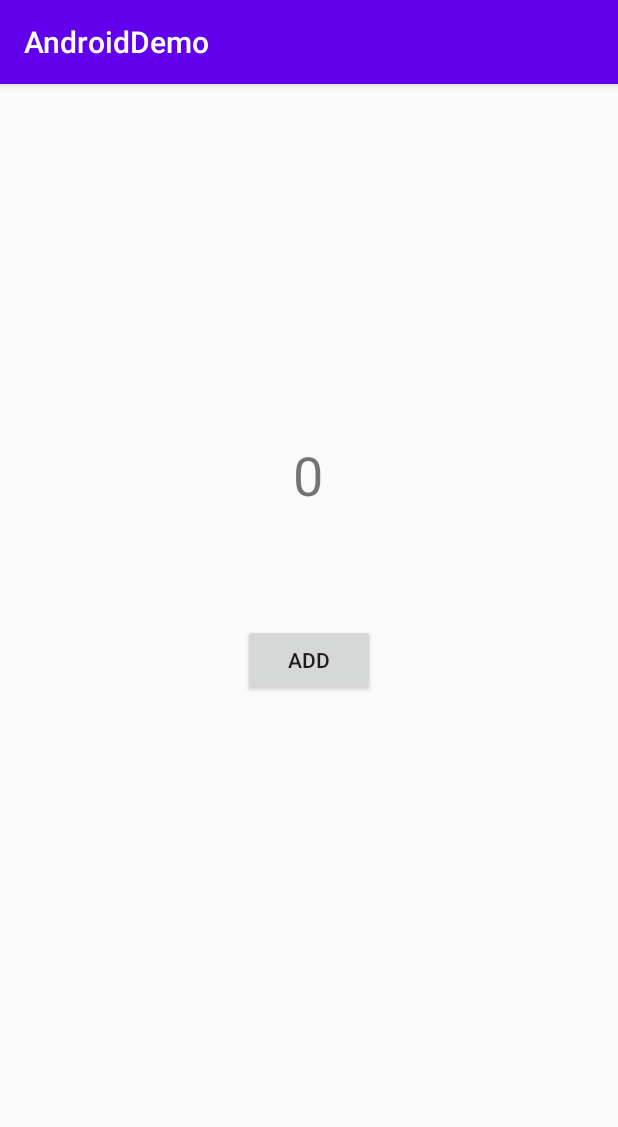
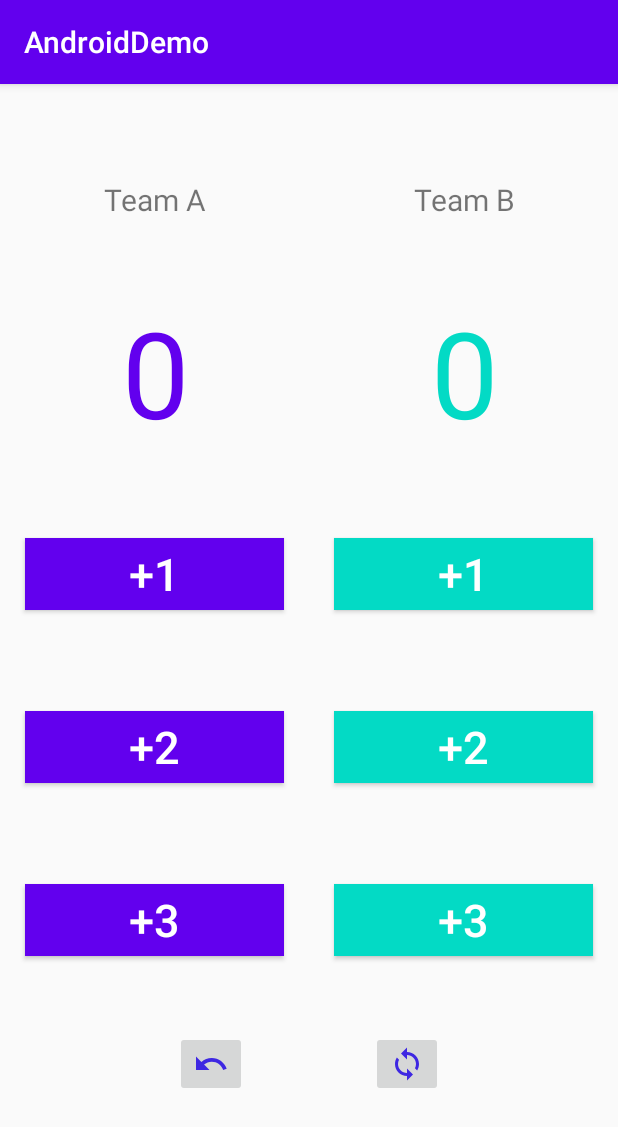
Before and after one commit to Edgar-Dong/Study, an Android app: the screen it shows after launch (DataBindingActivity before the commit, TeamScoreActivity after it), on a phone screen of 412 x 824 dp. Shown: the top 1127 px of the screen. Run offline under Robolectric (Android 15) with nearby library versions, the phone set to English and light mode, and no system bars; our stand-ins replace Dagger/Hilt's generated code, data binding; libraries missing offline, so code that uses them is left out: com.alibaba.android; 1 statement that could not run was skipped.

Commit message:
jetpack:计分器demo开发

```diff
--- /dev/null
+++ b/app/src/main/java/com/android/example/jetpack/TeamScoreActivity.java
@@ -0,0 +1,25 @@
+package com.android.example.jetpack;
+
+import androidx.appcompat.app.AppCompatActivity;
+import androidx.databinding.DataBindingUtil;
+import androidx.lifecycle.ViewModelProviders;
+
+import android.os.Bundle;
+
+import com.android.example.R;
+import com.android.example.databinding.ActivityTeamScoreBinding;
+
+public class TeamScoreActivity extends AppCompatActivity {
+
+    TeamScoreViewModel viewModel;
+    ActivityTeamScoreBinding binding;
+
+    @Override
+    protected void onCreate(Bundle savedInstanceState) {
+        super.onCreate(savedInstanceState);
+        binding = DataBindingUtil.setContentView(this, R.layout.activity_team_score);
+        viewModel = ViewModelProviders.of(this).get(TeamScoreViewModel.class);
+        binding.setData(viewModel);
+        binding.setLifecycleOwner(this);
+    }
+}
--- /dev/null
+++ b/app/src/main/java/com/android/example/jetpack/TeamScoreViewModel.java
@@ -0,0 +1,52 @@
+package com.android.example.jetpack;
+
+import androidx.lifecycle.MutableLiveData;
+import androidx.lifecycle.ViewModel;
+
+/**
+ * @author:無忌
+ * @date:2020/12/11
+ * @description:
+ */
+public class TeamScoreViewModel extends ViewModel {
+    private MutableLiveData<Integer> aTeamScore, bTeamScore;
+    private int aBack, bBack;
+
+    public MutableLiveData<Integer> getaTeamScore() {
+        if (aTeamScore == null) {
+            aTeamScore = new MutableLiveData<>();
+            aTeamScore.setValue(0);
+        }
+        return aTeamScore;
+    }
+
+    public MutableLiveData<Integer> getbTeamScore() {
+        if (bTeamScore == null) {
+            bTeamScore = new MutableLiveData<>();
+            bTeamScore.setValue(0);
+        }
+        return bTeamScore;
+    }
+
+    public void aTeamAdd(int p) {
+        aBack = aTeamScore.getValue();
+        bBack = bTeamScore.getValue();
+        aTeamScore.setValue(aTeamScore.getValue() + p);
+    }
+
+    public void bTeamAdd(int p) {
+        aBack = aTeamScore.getValue();
+        bBack = bTeamScore.getValue();
+        bTeamScore.setValue(bTeamScore.getValue() + p);
+    }
+
+    public void reset() {
+        aTeamScore.setValue(0);
+        bTeamScore.setValue(0);
+    }
+
+    public void undo() {
+        aTeamScore.setValue(aBack);
+        bTeamScore.setValue(bBack);
+    }
+}
--- /dev/null
+++ b/app/src/main/res/drawable/ic_baseline_loop_24.xml
@@ -0,0 +1,5 @@
+<vector android:height="24dp" android:tint="#3E27E2"
+    android:viewportHeight="24" android:viewportWidth="24"
+    android:width="24dp" xmlns:android="http://schemas.android.com/apk/res/android">
+    <path android:fillColor="@android:color/white" android:pathData="M12,4L12,1L8,5l4,4L12,6c3.31,0 6,2.69 6,6 0,1.01 -0.25,1.97 -0.7,2.8l1.46,1.46C19.54,15.03 20,13.57 20,12c0,-4.42 -3.58,-8 -8,-8zM12,18c-3.31,0 -6,-2.69 -6,-6 0,-1.01 0.25,-1.97 0.7,-2.8L5.24,7.74C4.46,8.97 4,10.43 4,12c0,4.42 3.58,8 8,8v3l4,-4 -4,-4v3z"/>
+</vector>
--- /dev/null
+++ b/app/src/main/res/drawable/ic_baseline_undo_24.xml
@@ -0,0 +1,5 @@
+<vector android:height="24dp" android:tint="#3E27E2"
+    android:viewportHeight="24" android:viewportWidth="24"
+    android:width="24dp" xmlns:android="http://schemas.android.com/apk/res/android">
+    <path android:fillColor="@android:color/white" android:pathData="M12.5,8c-2.65,0 -5.05,0.99 -6.9,2.6L2,7v9h9l-3.62,-3.62c1.39,-1.16 3.16,-1.88 5.12,-1.88 3.54,0 6.55,2.31 7.6,5.5l2.37,-0.78C21.08,11.03 17.15,8 12.5,8z"/>
+</vector>
--- /dev/null
+++ b/app/src/main/res/layout/activity_team_score.xml
@@ -0,0 +1,275 @@
+<?xml version="1.0" encoding="utf-8"?>
+<layout xmlns:android="http://schemas.android.com/apk/res/android"
+    xmlns:app="http://schemas.android.com/apk/res-auto"
+    xmlns:tools="http://schemas.android.com/tools">
+
+    <data>
+        <variable
+            name="data"
+            type="com.android.example.jetpack.TeamScoreViewModel" />
+    </data>
+
+    <androidx.constraintlayout.widget.ConstraintLayout
+        android:layout_width="match_parent"
+        android:layout_height="match_parent"
+        tools:context=".jetpack.TeamScoreActivity">
+
+        <androidx.constraintlayout.widget.Guideline
+            android:id="@+id/guideline1"
+            android:layout_width="wrap_content"
+            android:layout_height="wrap_content"
+            android:orientation="vertical"
+            app:layout_constraintEnd_toEndOf="parent"
+            app:layout_constraintGuide_percent="0.50121653"
+            app:layout_constraintHorizontal_bias="0.5"
+            app:layout_constraintStart_toStartOf="parent" />
+
+        <androidx.constraintlayout.widget.Guideline
+            android:id="@+id/guideline10"
+            android:layout_width="wrap_content"
+            android:layout_height="wrap_content"
+            android:orientation="vertical"
+            app:layout_constraintEnd_toEndOf="parent"
+            app:layout_constraintGuide_percent="0.96"
+            app:layout_constraintHorizontal_bias="0.5"
+            app:layout_constraintStart_toStartOf="parent" />
+
+        <androidx.constraintlayout.widget.Guideline
+            android:id="@+id/guideline9"
+            android:layout_width="wrap_content"
+            android:layout_height="wrap_content"
+            android:orientation="vertical"
+            app:layout_constraintEnd_toEndOf="parent"
+            app:layout_constraintGuide_percent="0.04"
+            app:layout_constraintHorizontal_bias="0.5"
+            app:layout_constraintStart_toStartOf="parent" />
+
+        <androidx.constraintlayout.widget.Guideline
+            android:id="@+id/guideline20"
+            android:layout_width="wrap_content"
+            android:layout_height="wrap_content"
+            android:orientation="vertical"
+            app:layout_constraintEnd_toEndOf="parent"
+            app:layout_constraintGuide_percent="0.46"
+            app:layout_constraintHorizontal_bias="0.5"
+            app:layout_constraintStart_toStartOf="parent" />
+
+        <androidx.constraintlayout.widget.Guideline
+            android:id="@+id/guideline21"
+            android:layout_width="wrap_content"
+            android:layout_height="wrap_content"
+            android:orientation="vertical"
+            app:layout_constraintEnd_toEndOf="parent"
+            app:layout_constraintGuide_percent="0.54"
+            app:layout_constraintHorizontal_bias="0.5"
+            app:layout_constraintStart_toStartOf="parent" />
+
+        <androidx.constraintlayout.widget.Guideline
+            android:id="@+id/guideline2"
+            android:layout_width="wrap_content"
+            android:layout_height="wrap_content"
+            android:orientation="horizontal"
+            app:layout_constraintGuide_percent="0.05" />
+
+        <androidx.constraintlayout.widget.Guideline
+            android:id="@+id/guideline3"
+            android:layout_width="wrap_content"
+            android:layout_height="wrap_content"
+            android:orientation="horizontal"
+            app:layout_constraintGuide_percent="0.15" />
+
+        <androidx.constraintlayout.widget.Guideline
+            android:id="@+id/guideline4"
+            android:layout_width="wrap_content"
+            android:layout_height="wrap_content"
+            android:orientation="horizontal"
+            app:layout_constraintGuide_percent="0.35" />
+
+        <androidx.constraintlayout.widget.Guideline
+            android:id="@+id/guideline5"
+            android:layout_width="wrap_content"
+            android:layout_height="wrap_content"
+            android:orientation="horizontal"
+            app:layout_constraintGuide_percent="0.5" />
+
+        <androidx.constraintlayout.widget.Guideline
+            android:id="@+id/guideline6"
+            android:layout_width="wrap_content"
+            android:layout_height="wrap_content"
+            android:orientation="horizontal"
+            app:layout_constraintGuide_percent="0.65" />
+
+        <androidx.constraintlayout.widget.Guideline
+            android:id="@+id/guideline7"
+            android:layout_width="wrap_content"
+            android:layout_height="wrap_content"
+            android:orientation="horizontal"
+            app:layout_constraintGuide_percent="0.8" />
+
+        <androidx.constraintlayout.widget.Guideline
+            android:id="@+id/guideline8"
+            android:layout_width="wrap_content"
+            android:layout_height="wrap_content"
+            android:orientation="horizontal"
+            app:layout_constraintGuide_percent="0.9" />
+
+        <TextView
+            android:id="@+id/textView1"
+            android:layout_width="wrap_content"
+            android:layout_height="wrap_content"
+            android:text="@string/textview1"
+            android:textSize="@dimen/teamTextSize"
+            app:layout_constraintBottom_toTopOf="@+id/guideline3"
+            app:layout_constraintEnd_toStartOf="@+id/guideline1"
+            app:layout_constraintStart_toStartOf="parent"
+            app:layout_constraintTop_toTopOf="@+id/guideline2" />
+
+        <TextView
+            android:id="@+id/textView2"
+            android:layout_width="wrap_content"
+            android:layout_height="wrap_content"
+            android:text="@string/textview2"
+            android:textSize="@dimen/teamTextSize"
+            app:layout_constraintBottom_toTopOf="@+id/guideline3"
+            app:layout_constraintEnd_toEndOf="parent"
+            app:layout_constraintStart_toStartOf="@+id/guideline1"
+            app:layout_constraintTop_toTopOf="@+id/guideline2" />
+
+        <TextView
+            android:id="@+id/textView4"
+            android:layout_width="wrap_content"
+            android:layout_height="wrap_content"
+            android:text="@{String.valueOf(data.getaTeamScore())}"
+            android:textColor="@color/colorPrimary"
+            android:textSize="@dimen/scoreTextSize"
+            app:layout_constraintBottom_toTopOf="@+id/guideline4"
+            app:layout_constraintEnd_toStartOf="@+id/guideline1"
+            app:layout_constraintStart_toStartOf="parent"
+            app:layout_constraintTop_toTopOf="@+id/guideline3"
+            tools:text="120" />
+
+        <TextView
+            android:id="@+id/textView5"
+            android:layout_width="wrap_content"
+            android:layout_height="wrap_content"
+            android:text="@{String.valueOf(data.getbTeamScore())}"
+            android:textColor="@color/colorAccent"
+            android:textSize="@dimen/scoreTextSize"
+            app:layout_constraintBottom_toTopOf="@+id/guideline4"
+            app:layout_constraintEnd_toEndOf="parent"
+            app:layout_constraintStart_toStartOf="@+id/guideline1"
+            app:layout_constraintTop_toTopOf="@+id/guideline3"
+            tools:text="50" />
+
+        <Button
+            android:id="@+id/button1"
+            android:layout_width="0dp"
+            android:layout_height="wrap_content"
+            android:background="@color/colorPrimary"
+            android:text="@string/button1"
+            android:textColor="@android:color/white"
+            android:textSize="@dimen/buttonTextSize"
+            app:layout_constraintBottom_toTopOf="@+id/guideline5"
+            app:layout_constraintEnd_toStartOf="@+id/guideline20"
+            app:layout_constraintStart_toStartOf="@+id/guideline9"
+            app:layout_constraintTop_toTopOf="@+id/guideline4"
+            android:onClick="@{()->data.aTeamAdd(1)}"/>
+
+        <Button
+            android:id="@+id/button4"
+            android:layout_width="0dp"
+            android:layout_height="wrap_content"
+            android:background="@color/colorAccent"
+            android:onClick="@{()->data.bTeamAdd(1)}"
+            android:text="@string/button1"
+            android:textColor="@android:color/white"
+            android:textSize="@dimen/buttonTextSize"
+            app:layout_constraintBottom_toTopOf="@+id/guideline5"
+            app:layout_constraintEnd_toStartOf="@+id/guideline10"
+            app:layout_constraintStart_toStartOf="@+id/guideline21"
+            app:layout_constraintTop_toTopOf="@+id/guideline4" />
+
+        <Button
+            android:id="@+id/button2"
+            android:layout_width="0dp"
+            android:layout_height="wrap_content"
+            android:background="@color/colorPrimary"
+            android:text="@string/button2"
+            android:textColor="@android:color/white"
+            android:textSize="@dimen/buttonTextSize"
+            app:layout_constraintBottom_toTopOf="@+id/guideline6"
+            app:layout_constraintEnd_toStartOf="@+id/guideline20"
+            app:layout_constraintStart_toStartOf="@+id/guideline9"
+            app:layout_constraintTop_toTopOf="@+id/guideline5"
+            android:onClick="@{()->data.aTeamAdd(2)}"/>
+
+        <Button
+            android:id="@+id/button5"
+            android:layout_width="0dp"
+            android:layout_height="wrap_content"
+            android:background="@color/colorAccent"
+            android:onClick="@{()->data.bTeamAdd(2)}"
+            android:text="@string/button2"
+            android:textColor="@android:color/white"
+            android:textSize="@dimen/buttonTextSize"
+            app:layout_constraintBottom_toTopOf="@+id/guideline6"
+            app:layout_constraintEnd_toStartOf="@+id/guideline10"
+            app:layout_constraintStart_toStartOf="@+id/guideline21"
+            app:layout_constraintTop_toTopOf="@+id/guideline5" />
+
+        <Button
+            android:id="@+id/button3"
+            android:layout_width="0dp"
+            android:layout_height="wrap_content"
+            android:background="@color/colorPrimary"
+            android:text="@string/button3"
+            android:textColor="@android:color/white"
+            android:textSize="@dimen/buttonTextSize"
+            app:layout_constraintBottom_toTopOf="@+id/guideline7"
+            app:layout_constraintEnd_toStartOf="@+id/guideline20"
+            app:layout_constraintStart_toStartOf="@+id/guideline9"
+            app:layout_constraintTop_toTopOf="@+id/guideline6"
+            android:onClick="@{()->data.aTeamAdd(3)}"/>
+
+        <Button
+            android:id="@+id/button6"
+            android:layout_width="0dp"
+            android:layout_height="wrap_content"
+            android:background="@color/colorAccent"
+            android:onClick="@{()->data.bTeamAdd(3)}"
+            android:text="@string/button3"
+            android:textColor="@android:color/white"
+            android:textSize="@dimen/buttonTextSize"
+            app:layout_constraintBottom_toTopOf="@+id/guideline7"
+            app:layout_constraintEnd_toStartOf="@+id/guideline10"
+            app:layout_constraintStart_toStartOf="@+id/guideline21"
+            app:layout_constraintTop_toTopOf="@+id/guideline6" />
+
+        <ImageButton
+            android:id="@+id/imageButton1"
+            android:layout_width="wrap_content"
+            android:layout_height="wrap_content"
+            android:contentDescription="@string/undoButton"
+            app:layout_constraintBottom_toTopOf="@+id/guideline8"
+            app:layout_constraintEnd_toStartOf="@+id/guideline20"
+            app:layout_constraintHorizontal_bias="0.8"
+            app:layout_constraintStart_toStartOf="@+id/guideline9"
+            app:layout_constraintTop_toTopOf="@+id/guideline7"
+            app:srcCompat="@drawable/ic_baseline_undo_24"
+            android:onClick="@{()->data.undo()}"/>
+
+        <ImageButton
+            android:id="@+id/imageButton2"
+            android:layout_width="wrap_content"
+            android:layout_height="wrap_content"
+            android:contentDescription="@string/resetButton"
+            app:layout_constraintBottom_toTopOf="@+id/guideline8"
+            app:layout_constraintEnd_toStartOf="@+id/guideline10"
+            app:layout_constraintHorizontal_bias="0.2"
+            app:layout_constraintStart_toStartOf="@+id/guideline21"
+            app:layout_constraintTop_toTopOf="@+id/guideline7"
+            app:srcCompat="@drawable/ic_baseline_loop_24"
+            android:onClick="@{()->data.reset()}"/>
+
+    </androidx.constraintlayout.widget.ConstraintLayout>
+</layout>
--- a/app/src/main/res/layout/activity_view_model.xml
+++ b/app/src/main/res/layout/activity_view_model.xml
@@ -22,7 +22,7 @@
         android:id="@+id/button1"
         android:layout_width="wrap_content"
         android:layout_height="wrap_content"
-        android:text="@string/button"
+        android:text="@string/button1"
         app:layout_constraintBottom_toBottomOf="parent"
         app:layout_constraintEnd_toEndOf="parent"
         app:layout_constraintHorizontal_bias="0.498"
--- a/app/src/main/res/values/dimens.xml
+++ b/app/src/main/res/values/dimens.xml
@@ -20,5 +20,8 @@
     <dimen name="image_thumbnail_size">100dp</dimen>
     <dimen name="image_thumbnail_spacing">1dp</dimen>
     <dimen name="image_detail_pager_margin">80dp</dimen>
+    <dimen name="teamTextSize">20sp</dimen>
+    <dimen name="scoreTextSize">80sp</dimen>
+    <dimen name="buttonTextSize">30sp</dimen>
 
 </resources>
--- a/app/src/main/res/values/strings.xml
+++ b/app/src/main/res/values/strings.xml
@@ -41,9 +41,16 @@
     <string name="rx_Completable">Completable</string>
     <string name="rx_Flowable">Flowable</string>
     <string name="welcome">TextView</string>
-    <string name="button">+1</string>
-    <string name="button2">+2</string>
     <string name="textview">Hello World</string>
     <string name="imageButtonDescription" />
     <string name="add">add</string>
+    <string name="textview1">Team A</string>
+    <string name="textview2">Team B</string>
+    <string name="scoreA">0</string>
+    <string name="scoreB">0</string>
+    <string name="button1">+1</string>
+    <string name="button2">+2</string>
+    <string name="button3">+3</string>
+    <string name="undoButton">undo</string>
+    <string name="resetButton">reset</string>
 </resources>
```
Also changed, not shown: app/src/main/AndroidManifest.xml (+11 -3 lines).
